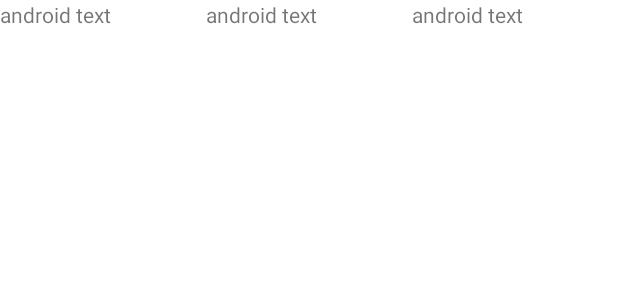
After one commit to Pokhyl/BottomNavigationCat, an Android app: the layout book_item.xml on its own in the app's theme, with its tools: preview values and no code run, on a phone screen of 412 x 824 dp. The commit adds this screen. Shown: the top 300 px of the screen. Run offline under Robolectric (Android 15) with nearby library versions, the phone set to English and light mode, and no system bars.

Commit message:
BottomNavigation

```diff
--- a/app/src/main/java/com/example/bottomnavigationcat/ui/BlankFragment2.kt
+++ b/app/src/main/java/com/example/bottomnavigationcat/ui/BlankFragment2.kt
@@ -65,14 +65,15 @@ val autoTextChengeListener = object :TextWatcher{
     }
 
     override fun afterTextChanged(p0: Editable?) {
-//        var x =p0?.length ?:0
-//        if (x>0) {
+//       var x =p0?.length ?:0
+//       if (x>0) {
            viewModel.setBook(
                title = title.text.toString(),
                author = author.text.toString(),
                description = description.text.toString(),
                published = 0
            )
+
         }
 //        viewModel.bookLiveData.value = Book(title = title.text.toString(),
 //                author = author.text.toString(),
--- /dev/null
+++ b/app/src/main/res/layout/book_item.xml
@@ -0,0 +1,71 @@
+<?xml version="1.0" encoding="utf-8"?>
+<androidx.constraintlayout.widget.ConstraintLayout xmlns:android="http://schemas.android.com/apk/res/android"
+    xmlns:app="http://schemas.android.com/apk/res-auto"
+    xmlns:tools="http://schemas.android.com/tools"
+    android:layout_width="match_parent"
+    android:layout_height="wrap_content">
+
+    <TextView
+        android:id="@+id/id"
+        android:layout_width="0dp"
+        android:layout_height="match_parent"
+        android:text="android text"
+        app:layout_constraintEnd_toStartOf="@+id/title"
+        app:layout_constraintHorizontal_bias="0.5"
+        app:layout_constraintStart_toStartOf="parent" />
+
+    <TextView
+        android:id="@+id/title"
+        android:layout_width="0dp"
+        android:layout_height="match_parent"
+        android:text="android text"
+        app:layout_constraintEnd_toStartOf="@+id/author"
+        app:layout_constraintHorizontal_bias="0.5"
+        app:layout_constraintStart_toEndOf="@+id/id" />
+
+    <TextView
+        android:id="@+id/author"
+        android:layout_width="0dp"
+        android:layout_height="match_parent"
+        android:text="android text"
+
+        app:layout_constraintEnd_toEndOf="parent"
+        app:layout_constraintHorizontal_bias="0.5"
+        app:layout_constraintStart_toEndOf="@+id/title" />
+
+    <TextView
+        android:id="@+id/description"
+        android:layout_width="0dp"
+        android:layout_height="match_parent"
+        android:text="android text"
+
+        app:layout_constraintEnd_toStartOf="@+id/published"
+        app:layout_constraintHorizontal_bias="0.5"
+        app:layout_constraintStart_toEndOf="@+id/id" />
+
+    <TextView
+        android:id="@+id/published"
+        android:layout_width="0dp"
+        android:layout_height="match_parent"
+        android:text="android text"
+
+        app:layout_constraintBottom_toBottomOf="@+id/description"
+        app:layout_constraintEnd_toStartOf="@+id/id"
+        app:layout_constraintHorizontal_bias="0.5"
+        app:layout_constraintStart_toEndOf="@+id/description" />
+
+    <androidx.constraintlayout.widget.Barrier
+        android:id="@+id/barrier2"
+        android:layout_width="wrap_content"
+        android:layout_height="wrap_content"
+        app:barrierDirection="top"
+        app:constraint_referenced_ids="description,published" />
+
+    <androidx.constraintlayout.widget.Barrier
+        android:id="@+id/barrier3"
+        android:layout_width="wrap_content"
+        android:layout_height="wrap_content"
+        app:barrierDirection="top"
+        app:constraint_referenced_ids="barrier2" />
+
+</androidx.constraintlayout.widget.ConstraintLayout>
```
Also changed, not shown: app/src/main/java/com/example/bottomnavigationcat/ui/blank/BlankFragment.kt (+18 -2 lines), app/src/main/java/com/example/bottomnavigationcat/ui/recycler/BookAdapter.kt (added, +30 -0 lines), app/src/main/java/com/example/bottomnavigationcat/ui/recycler/BookViewHolder.kt (added, +7 -0 lines), app/src/main/res/layout/blank_fragment.xml (+3 -4 lines). Lines whose indentation alone changed are shown as unchanged.
